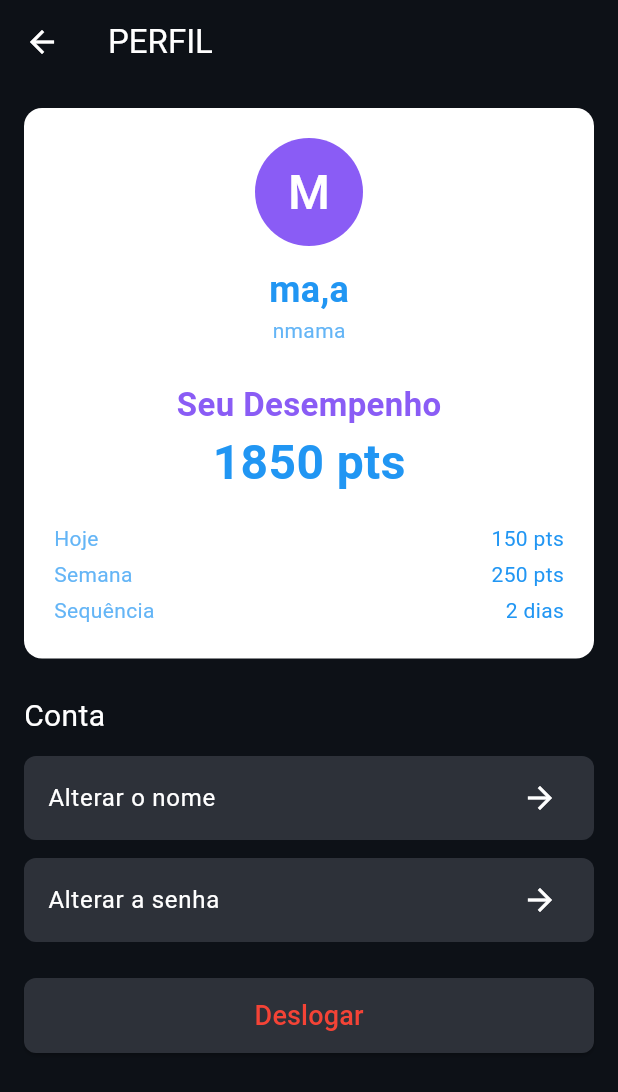
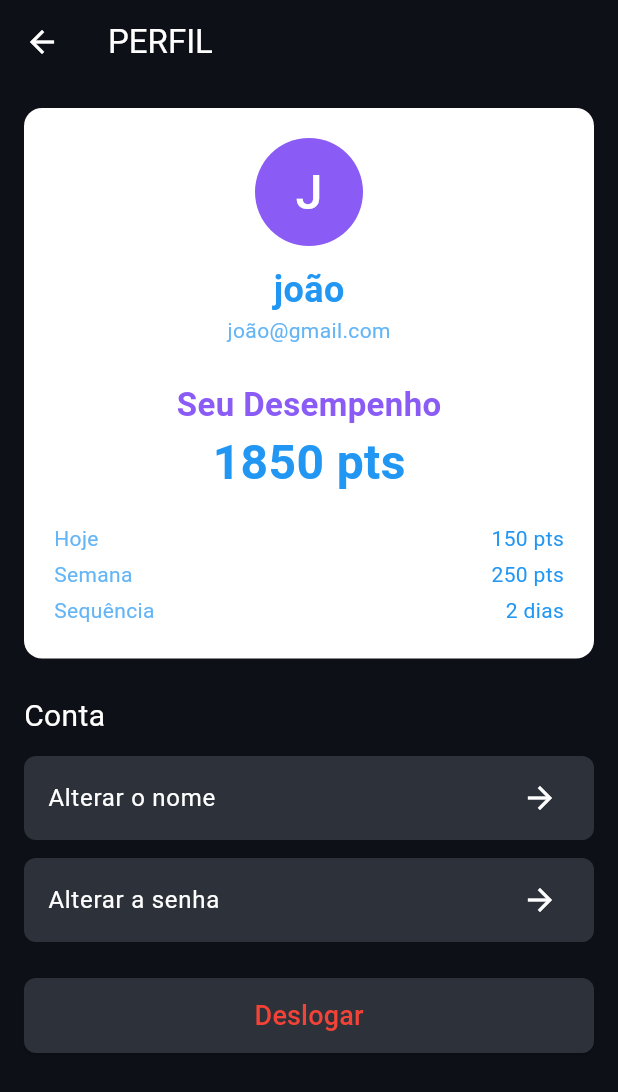
Before and after one commit to heitoroliveira75/EngSoftTrabalho_Personal_TrainerIA, a Flutter app: the ProfileScreen screen opened directly, on a phone screen of 412 x 824 dp. Shown: the top 1092 px of the screen. Run offline on Flutter 3.47's test engine with Material 3 defaults, Android fonts, the light colour scheme and no system bars; network calls fail.

```diff
--- a/lib/screens/profile_screen.dart
+++ b/lib/screens/profile_screen.dart
@@ -16,10 +16,8 @@ class _ProfileScreenState extends State<ProfileScreen> {
   // VARIÁVEIS DE DADOS (Substitua no futuro pelos dados vindos do banco de dados)
   // ===========================================================================
   final usuario = ApiService().obterUsuarioAtual();
-  // String nomeUsuario = usuario["user_metadata"].get("nome");
-  // String emailUsuario = usuario["email"];
-  String emailUsuario = "nmama";
-  String nomeUsuario = "ma,a";
+  String nomeUsuario = "joão";
+  String emailUsuario = "joão@gmail.com";
   int pontosTotais = 1850;
   int pontosHoje = 150;
   int pontosSemana = 250;
```
